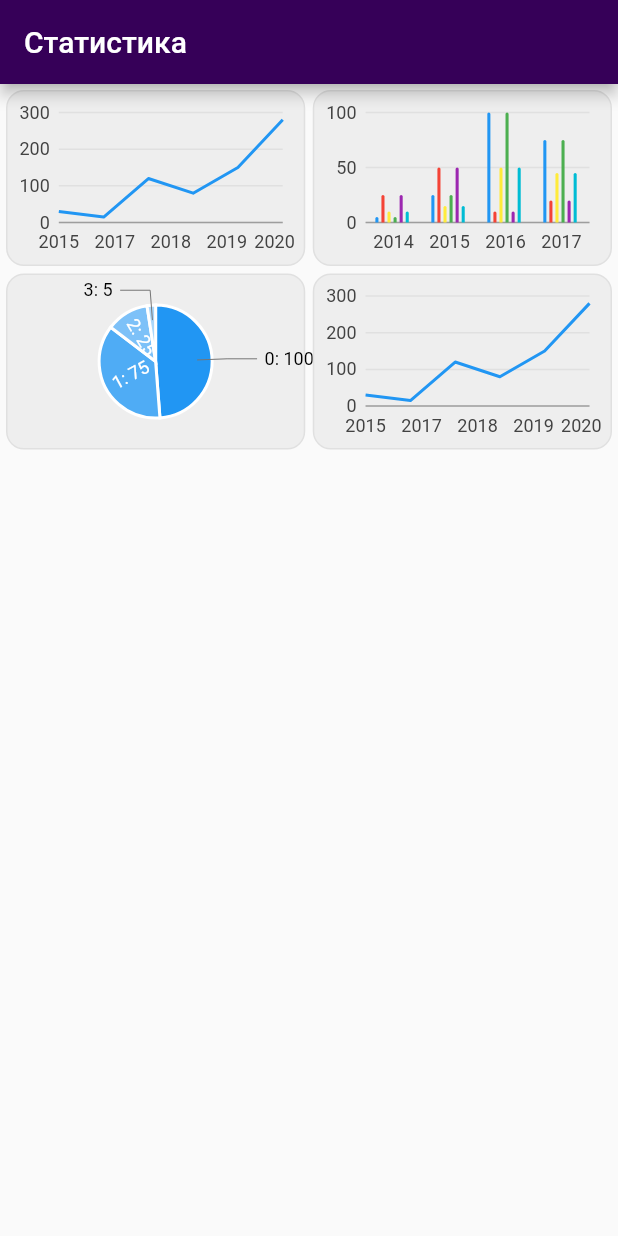
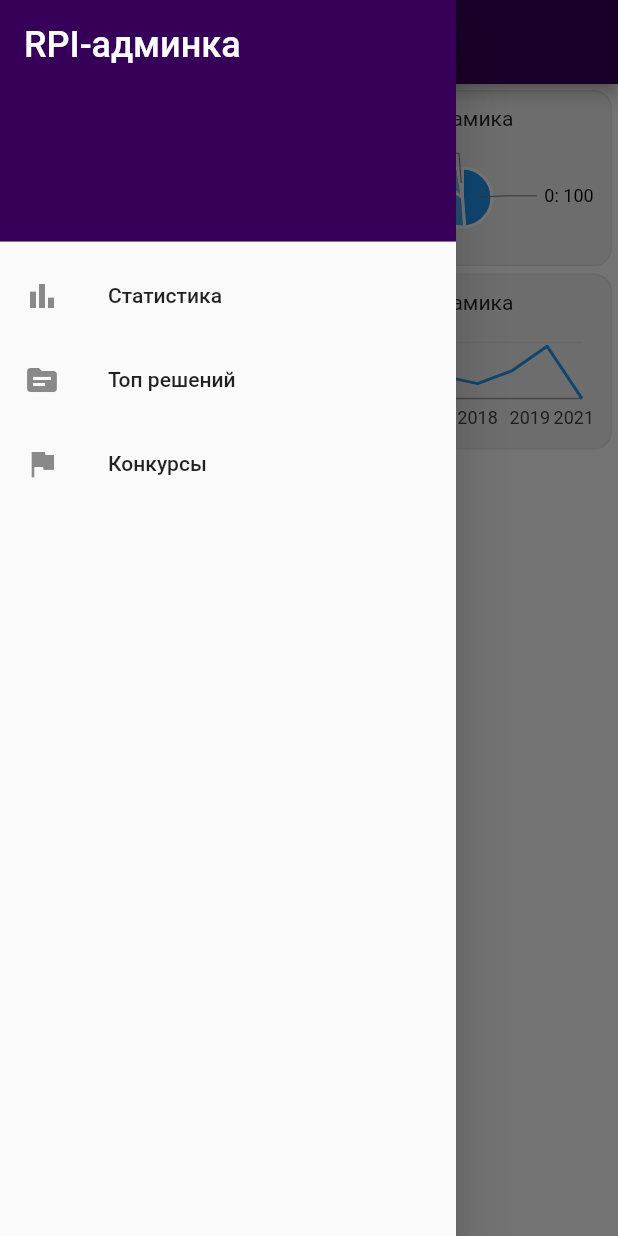
Before and after one commit to gpm80/RPI, a Flutter app: the screen it shows after launch, with the side drawer open (before the commit the screen has no drawer), on a phone screen of 412 x 824 dp. Run offline on Flutter 3.47's test engine with Material 2 defaults, Android fonts, the phone set to English and light mode, and no system bars; our stand-ins replace charts_flutter.

Commit message:
разработка статистики

```diff
--- a/rpi-dash/lib/View.dart
+++ b/rpi-dash/lib/View.dart
@@ -1,4 +1,6 @@
 import 'package:flutter/material.dart';
+
+import 'main.dart';
 
 typedef Supplier<Widget> = Widget Function();
 
@@ -14,7 +16,7 @@ class View extends StatelessWidget {
       appBar: AppBar(
         title: Text(this._title),
       ),
-//      drawer: CommonMenu(),
+      drawer: CommonMenu(),
       body: Container(
         child: supplier(),
       ),
--- a/rpi-dash/lib/common/charts/GroupedStackedBarChart.dart
+++ b/rpi-dash/lib/common/charts/GroupedStackedBarChart.dart
@@ -11,7 +11,6 @@ class GroupedStackedBarChart extends StatelessWidget {
       createSampleData(),
     );
   }
-
 
   @override
   Widget build(BuildContext context) {
--- a/rpi-dash/lib/common/charts/SimpleTimeSeriesChart.dart
+++ b/rpi-dash/lib/common/charts/SimpleTimeSeriesChart.dart
@@ -6,16 +6,16 @@ class SimpleTimeSeriesChart extends StatelessWidget {
 
   SimpleTimeSeriesChart(this.seriesList);
 
-  /// Creates a [TimeSeriesChart] with sample data and no transition.
-  factory SimpleTimeSeriesChart.withSampleData() {
+  /// На основе даты.
+  factory SimpleTimeSeriesChart.byDate(DateTime dateTime) {
     return new SimpleTimeSeriesChart(
-      _createSampleData(),
+      fetchData(dateTime),
     );
   }
 
   @override
   Widget build(BuildContext context) {
-    return new charts.TimeSeriesChart(
+    return charts.TimeSeriesChart(
       seriesList,
       animate: true,
       dateTimeFactory: const charts.LocalDateTimeFactory(),
@@ -23,32 +23,35 @@ class SimpleTimeSeriesChart extends StatelessWidget {
   }
 
   /// Create one series with sample hard coded data.
-  static List<charts.Series<TimeSeriesSales, DateTime>> _createSampleData() {
+  static List<charts.Series<TimeSeries, DateTime>> fetchData(
+      DateTime dateTime) {
+    //TODO запрос данных с сервера
     final data = [
-      new TimeSeriesSales(new DateTime(2015, 12, 31), 30),
-      new TimeSeriesSales(new DateTime(2016, 12, 31), 15),
-      new TimeSeriesSales(new DateTime(2017, 12, 31), 120),
-      new TimeSeriesSales(new DateTime(2018, 12, 31), 80),
-      new TimeSeriesSales(new DateTime(2019, 12, 31), 150),
-      new TimeSeriesSales(new DateTime(2020, 12, 31), 280),
+      new TimeSeries(new DateTime(2015), 30),
+      new TimeSeries(new DateTime(2016), 15),
+      new TimeSeries(new DateTime(2017), 120),
+      new TimeSeries(new DateTime(2018), 80),
+      new TimeSeries(new DateTime(2019), 150),
+      new TimeSeries(new DateTime(2020), 280),
+      new TimeSeries(new DateTime(2021), 0),
     ];
 
     return [
-      new charts.Series<TimeSeriesSales, DateTime>(
-        id: 'Sales',
+      new charts.Series<TimeSeries, DateTime>(
+        id: 'Динамика появления новых заявок',
         colorFn: (_, __) => charts.MaterialPalette.blue.shadeDefault,
-        domainFn: (TimeSeriesSales sales, _) => sales.time,
-        measureFn: (TimeSeriesSales sales, _) => sales.sales,
+        domainFn: (TimeSeries series, _) => series.time,
+        measureFn: (TimeSeries series, _) => series.count,
         data: data,
       )
     ];
   }
 }
 
-/// Sample time series data type.
-class TimeSeriesSales {
+/// Модель графика
+class TimeSeries {
   final DateTime time;
-  final int sales;
+  final int count;
 
-  TimeSeriesSales(this.time, this.sales);
+  TimeSeries(this.time, this.count);
 }
--- a/rpi-dash/lib/main.dart
+++ b/rpi-dash/lib/main.dart
@@ -1,8 +1,9 @@
 import 'package:flutter/material.dart';
 import 'package:flutter_localizations/flutter_localizations.dart';
+import 'package:rpi_dash/view/NotReleaseView.dart';
 
 import 'View.dart';
-import 'view/HomeView.dart';
+import 'view/StatisticsView.dart';
 
 void main() {
   runApp(MaterialApp(
@@ -23,11 +24,14 @@ void main() {
 Map<String, WidgetBuilder> _initRoutes() {
   return {
     '/': (BuildContext context) => View('Статистика', () {
-      return HomeView();
-    }),
-    '/test': (BuildContext context) => View('Тест', () {
-      return HomeView();
-    }),
+          return StatisticsView();
+        }),
+    '/top': (BuildContext context) => View('Топ решений', () {
+          return TopListView();
+        }),
+    '/contest': (BuildContext context) => View('Конкурсы', () {
+          return TopListView();
+        }),
   };
 }
 
@@ -36,11 +40,23 @@ class CommonMenu extends StatelessWidget {
   @override
   Widget build(BuildContext context) {
     return new Drawer(
-      semanticLabel: 'label',
       child: new ListView(
         children: [
-          DrawerHeader(child: new Text('Spb-Alert')),
-          _createMenuItem(context, 'Главная', '/', icon: Icons.home),
+          DrawerHeader(
+            decoration: BoxDecoration(
+              color: Theme.of(context).primaryColor,
+            ),
+            child: Text(
+              'RPI-админка',
+              style: TextStyle(
+                color: Colors.white,
+                fontSize: 24,
+              ),
+            ),
+          ),
+          _createMenuItem(context, 'Статистика', '/', icon: Icons.bar_chart),
+          _createMenuItem(context, 'Топ решений', '/top', icon: Icons.topic),
+          _createMenuItem(context, 'Конкурсы', '/contest', icon: Icons.assistant_photo),
         ],
       ),
     );
--- a/rpi-dash/lib/view/HomeView.dart
+++ /dev/null
@@ -1,58 +0,0 @@
-import 'package:flutter/material.dart';
-import 'package:rpi_dash/common/charts/DonutAutoLabelChart.dart';
-import 'package:rpi_dash/common/charts/GroupedStackedBarChart.dart';
-import 'package:rpi_dash/common/charts/SimpleTimeSeriesChart.dart';
-
-class HomeView extends StatelessWidget {
-  @override
-  Widget build(BuildContext context) {
-    return GridView.count(
-        crossAxisCount: 2,
-        childAspectRatio: 1.7,
-        padding: const EdgeInsets.all(4.0),
-        mainAxisSpacing: 5.0,
-        crossAxisSpacing: 5.0,
-        children: [
-          SimpleTimeSeriesChart.withSampleData(),
-          GroupedStackedBarChart.withSampleData(),
-          DonutAutoLabelChart.withSampleData(),
-          SimpleTimeSeriesChart.withSampleData(),
-        ]
-            .map((e) => Container(
-                child: e,
-                decoration: BoxDecoration(
-                  color: Colors.grey[200],
-                  border: Border.all(
-                    color: Colors.grey[300],
-                    width: 1,
-                  ),
-                  borderRadius: BorderRadius.circular(12),
-                )))
-            .toList());
-  }
-
-//
-//
-//      Row(
-////      crossAxisAlignment: CrossAxisAlignment.stretch,
-//      children: [
-//        Column(
-//          children: [
-//            Column(
-//              children: [
-//                LineChart(),
-//                Text('2'),
-//              ],
-//            ),
-//          ],
-//        ),
-//        Column(
-//          children: [
-//            Text('3'),
-//            Text('4'),
-//          ],
-//        )
-//      ],
-//    );
-//  }
-}
--- /dev/null
+++ b/rpi-dash/lib/view/NotReleaseView.dart
@@ -0,0 +1,8 @@
+import 'package:flutter/material.dart';
+
+class TopListView extends StatelessWidget {
+  @override
+  Widget build(BuildContext context) {
+    return Center(child: Text('Не реализовано'));
+  }
+}
--- /dev/null
+++ b/rpi-dash/lib/view/StatisticsView.dart
@@ -0,0 +1,45 @@
+import 'package:flutter/material.dart';
+import 'package:rpi_dash/common/charts/DonutAutoLabelChart.dart';
+import 'package:rpi_dash/common/charts/GroupedStackedBarChart.dart';
+import 'package:rpi_dash/common/charts/SimpleTimeSeriesChart.dart';
+
+class StatisticsView extends StatelessWidget {
+  @override
+  Widget build(BuildContext context) {
+    return GridView.count(
+        crossAxisCount: 2,
+        childAspectRatio: 1.7,
+        padding: const EdgeInsets.all(4.0),
+        mainAxisSpacing: 5.0,
+        crossAxisSpacing: 5.0,
+        children: [
+          _getItem('Динамика появления новых заявок',
+              SimpleTimeSeriesChart.byDate(DateTime.now())),
+          _getItem('Динамика', DonutAutoLabelChart.withSampleData()),
+          _getItem('Динамика', GroupedStackedBarChart.withSampleData()),
+          _getItem('Динамика', SimpleTimeSeriesChart.byDate(DateTime.now())),
+        ]);
+  }
+
+  Widget _getItem(String title, Widget widget) {
+    return Container(
+        padding: EdgeInsets.all(5.0),
+        child: Column(
+          children: [
+            Container(
+              padding: EdgeInsets.all(5.0),
+              child: Text(title),
+            ),
+            Expanded(child: widget)
+          ],
+        ),
+        decoration: BoxDecoration(
+          color: Colors.grey[200],
+          border: Border.all(
+            color: Colors.grey[300],
+            width: 1,
+          ),
+          borderRadius: BorderRadius.circular(12),
+        ));
+  }
+}
--- /dev/null
+++ b/rpi-dash/lib/view/TopListView.dart
@@ -0,0 +1,8 @@
+import 'package:flutter/material.dart';
+
+class TopListView extends StatelessWidget {
+  @override
+  Widget build(BuildContext context) {
+    return Center(child: Text('Не реализовано'));
+  }
+}
```
